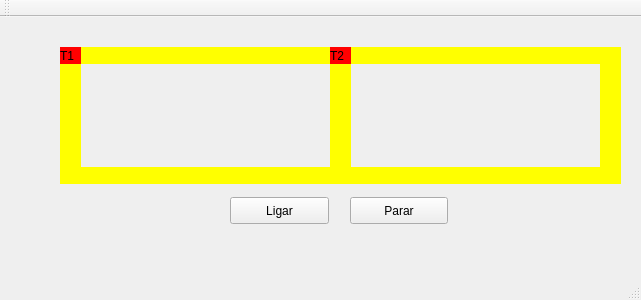
The window that mainwindow.ui (Ezeque/Projeto_2_SO) describes before a commit, drawn with Qt 5.
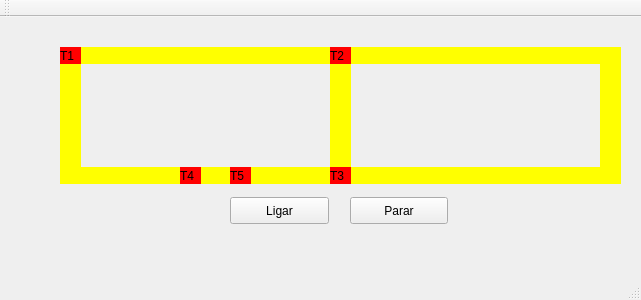
The same window after the commit.

```diff
--- a/mainwindow.ui
+++ b/mainwindow.ui
@@ -184,6 +184,54 @@
      <string>T2</string>
     </property>
    </widget>
+   <widget class="QLabel" name="label_trem3">
+    <property name="geometry">
+     <rect>
+      <x>330</x>
+      <y>150</y>
+      <width>21</width>
+      <height>17</height>
+     </rect>
+    </property>
+    <property name="styleSheet">
+     <string notr="true">QLabel { background: red}</string>
+    </property>
+    <property name="text">
+     <string>T3</string>
+    </property>
+   </widget>
+   <widget class="QLabel" name="label_trem4">
+    <property name="geometry">
+     <rect>
+      <x>180</x>
+      <y>150</y>
+      <width>21</width>
+      <height>17</height>
+     </rect>
+    </property>
+    <property name="styleSheet">
+     <string notr="true">QLabel { background: red}</string>
+    </property>
+    <property name="text">
+     <string>T4</string>
+    </property>
+   </widget>
+   <widget class="QLabel" name="label_trem5">
+    <property name="geometry">
+     <rect>
+      <x>230</x>
+      <y>150</y>
+      <width>21</width>
+      <height>17</height>
+     </rect>
+    </property>
+    <property name="styleSheet">
+     <string notr="true">QLabel { background: red}</string>
+    </property>
+    <property name="text">
+     <string>T5</string>
+    </property>
+   </widget>
    <zorder>label_trilho1</zorder>
    <zorder>label_trilho2</zorder>
    <zorder>label_trilho3</zorder>
@@ -195,6 +243,9 @@
    <zorder>label_trilho1_2</zorder>
    <zorder>label_trilho2_2</zorder>
    <zorder>label_trem2</zorder>
+   <zorder>label_trem3</zorder>
+   <zorder>label_trem4</zorder>
+   <zorder>label_trem5</zorder>
   </widget>
   <widget class="QMenuBar" name="menuBar">
    <property name="geometry">
```
